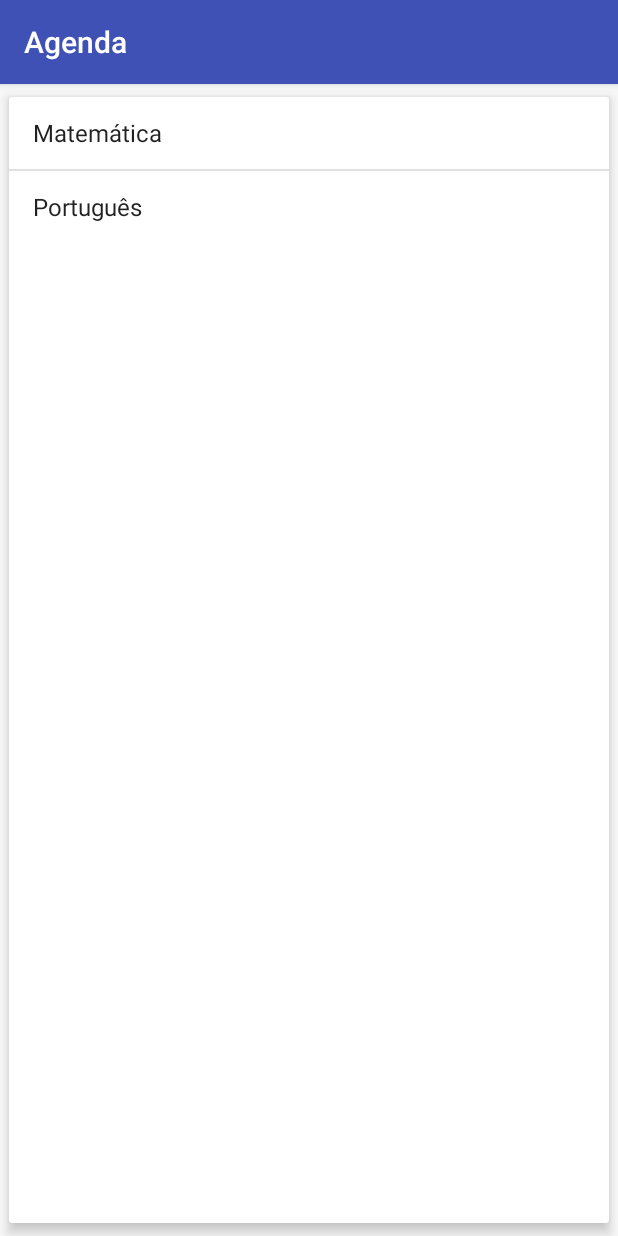
After one commit to Jonss/curso-android-alura, an Android app: the fragment ListaProvasFragment placed in its activity, on a phone screen of 412 x 824 dp. The commit adds this screen. Run offline under Robolectric (Android 15) with nearby library versions, the phone set to English and light mode, and no system bars.

Commit message:
Incluindo fragment para lista de provas - aula 3.3

```diff
--- /dev/null
+++ b/app/src/main/java/com/jonss/github/agenda/ListaProvasFragment.java
@@ -0,0 +1,55 @@
+package com.jonss.github.agenda;
+
+import android.app.Fragment;
+import android.content.Intent;
+import android.os.Bundle;
+import android.support.annotation.Nullable;
+import android.view.LayoutInflater;
+import android.view.View;
+import android.view.ViewGroup;
+import android.widget.AdapterView;
+import android.widget.ArrayAdapter;
+import android.widget.ListView;
+import android.widget.Toast;
+
+import com.jonss.github.agenda.model.Prova;
+
+import java.util.Arrays;
+import java.util.List;
+
+/**
+ * Created by neuromancer on 09/10/16.
+ */
+public class ListaProvasFragment extends Fragment {
+
+    @Nullable
+    @Override
+    public View onCreateView(LayoutInflater inflater, @Nullable ViewGroup container, @Nullable Bundle savedInstanceState) {
+        View view = inflater.inflate(R.layout.fragment_lista_provas, container, false);
+
+        List<String> assuntosMat = Arrays.asList("Equação de 2º grau", "Integral");
+        List<String> assuntosPort = Arrays.asList("Conjugação","Sintaxe","Modernismo");
+        Prova provaPort = new Prova("Português", "22/10/2016", assuntosPort);
+        Prova provaMat = new Prova("Matemática", "30/10/2016", assuntosMat);
+        List<Prova> provas = Arrays.asList(provaMat, provaPort);
+
+        ListView listaProvas = (ListView) view.findViewById(R.id.provas_lista);
+
+        ArrayAdapter<Prova> adapter = new ArrayAdapter<>(getContext(), android.R.layout.simple_list_item_1, provas);
+
+        listaProvas.setAdapter(adapter);
+
+        listaProvas.setOnItemClickListener(new AdapterView.OnItemClickListener() {
+            @Override
+            public void onItemClick(AdapterView<?> parent, View view, int position, long id) {
+                Prova prova = (Prova) parent.getItemAtPosition(position);
+                Toast.makeText(getContext(), prova.getMateria(), Toast.LENGTH_SHORT).show();
+                Intent intent = new Intent(getContext(), ProvaDetalhesActivity.class);
+                intent.putExtra("prova", prova);
+                startActivity(intent);
+            }
+        });
+
+        return view;
+    }
+}
--- a/app/src/main/java/com/jonss/github/agenda/ProvasActivity.java
+++ b/app/src/main/java/com/jonss/github/agenda/ProvasActivity.java
@@ -1,18 +1,9 @@
 package com.jonss.github.agenda;
 
-import android.content.Intent;
+import android.app.FragmentManager;
+import android.app.FragmentTransaction;
 import android.support.v7.app.AppCompatActivity;
 import android.os.Bundle;
-import android.view.View;
-import android.widget.AdapterView;
-import android.widget.ArrayAdapter;
-import android.widget.ListView;
-import android.widget.Toast;
-
-import com.jonss.github.agenda.model.Prova;
-
-import java.util.Arrays;
-import java.util.List;
 
 public class ProvasActivity extends AppCompatActivity {
 
@@ -21,29 +12,9 @@ public class ProvasActivity extends AppCompatActivity {
         super.onCreate(savedInstanceState);
         setContentView(R.layout.activity_provas);
 
-        List<String> assuntosMat = Arrays.asList("Equação de 2º grau", "Integral");
-        List<String> assuntosPort = Arrays.asList("Conjugação","Sintaxe","Modernismo");
-        Prova provaPort = new Prova("Português", "22/10/2016", assuntosPort);
-        Prova provaMat = new Prova("Matemática", "30/10/2016", assuntosMat);
-        List<Prova> provas = Arrays.asList(provaMat, provaPort);
-
-        ListView listaProvas = (ListView) findViewById(R.id.provas_lista);
-
-        ArrayAdapter<Prova> adapter = new ArrayAdapter<>(this, android.R.layout.simple_list_item_1, provas);
-
-        listaProvas.setAdapter(adapter);
-
-
-        listaProvas.setOnItemClickListener(new AdapterView.OnItemClickListener() {
-            @Override
-            public void onItemClick(AdapterView<?> parent, View view, int position, long id) {
-                Prova prova = (Prova) parent.getItemAtPosition(position);
-                Toast.makeText(ProvasActivity.this, prova.getMateria(), Toast.LENGTH_SHORT).show();
-                Intent intent = new Intent(ProvasActivity.this, ProvaDetalhesActivity.class);
-                intent.putExtra("prova", prova);
-                startActivity(intent);
-            }
-        });
-
+        FragmentManager manager = getFragmentManager();
+        FragmentTransaction tx = manager.beginTransaction();
+        tx.replace(R.id.frame_principal, new ListaProvasFragment());
+        tx.commit();
     }
 }
--- a/app/src/main/res/layout/activity_provas.xml
+++ b/app/src/main/res/layout/activity_provas.xml
@@ -1,16 +1,7 @@
 <?xml version="1.0" encoding="utf-8"?>
-<android.support.v7.widget.CardView
-    xmlns:android="http://schemas.android.com/apk/res/android"
-    xmlns:app="http://schemas.android.com/apk/res-auto"
-    android:layout_width="match_parent"
-    android:layout_height="match_parent"
-    app:cardElevation="5dp"
-    app:cardUseCompatPadding="true">
+<FrameLayout xmlns:android="http://schemas.android.com/apk/res/android"
+             android:id="@+id/frame_principal"
+             android:layout_width="match_parent"
+             android:layout_height="match_parent">
 
-    <ListView
-        android:id="@+id/provas_lista"
-        android:layout_width="match_parent"
-        android:layout_height="wrap_content"></ListView>
-
-
-</android.support.v7.widget.CardView>
+</FrameLayout>
--- /dev/null
+++ b/app/src/main/res/layout/fragment_lista_provas.xml
@@ -0,0 +1,15 @@
+<?xml version="1.0" encoding="utf-8"?>
+<android.support.v7.widget.CardView
+    xmlns:android="http://schemas.android.com/apk/res/android"
+    xmlns:app="http://schemas.android.com/apk/res-auto"
+    android:layout_width="match_parent"
+    android:layout_height="match_parent"
+    app:cardElevation="5dp"
+    app:cardUseCompatPadding="true">
+
+    <ListView
+        android:id="@+id/provas_lista"
+        android:layout_width="match_parent"
+        android:layout_height="wrap_content"/>
+
+</android.support.v7.widget.CardView>
```
Also changed, not shown: app/src/main/java/com/jonss/github/agenda/AgendaModule.java (added, +7 -0 lines).
